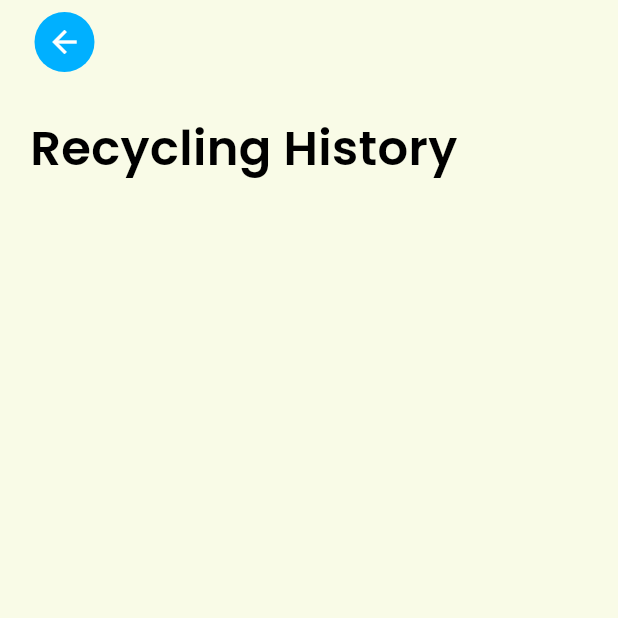
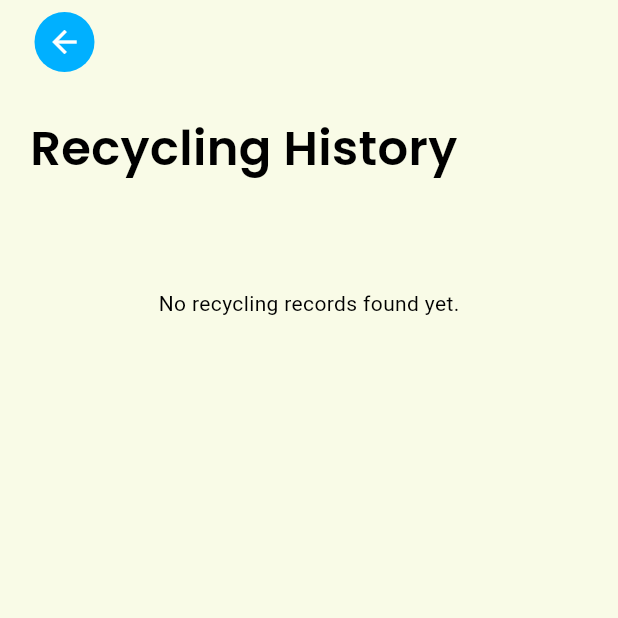
Before and after one commit to calvin050101/Green-Bin-App, a Flutter app: the screen it shows once a user with an empty profile is signed in, item 4 of the bottom bar chosen, after a tap on "Recycling History", on a phone screen of 412 x 824 dp, the top half of it. Run offline on Flutter 3.47's test engine with Material 3 defaults, Android fonts, the phone set to English and light mode, and no system bars; our stand-ins replace cloud_firestore, firebase_auth, firebase_core, flutter_markdown, flutter_riverpod, geolocator and 2 more; missing offline and left inert: flutter_google_maps_webservices; accounts and stored records are empty; generated files the repository leaves out were written again.

Commit message:
Create helper functions for vertical items and horizontal items

```diff
--- a/lib/helper/list_view_functions.dart
+++ b/lib/helper/list_view_functions.dart
@@ -1,12 +1,12 @@
 import 'package:flutter/cupertino.dart';
 
-Widget listItems<T>(
+Widget listVerticalItems<T>(
   List<T> items,
-  Widget? Function(BuildContext, int) itemBuilder,
+  Widget Function(BuildContext, T) itemBuilder,
   String emptyText,
 ) {
   if (items.isEmpty) {
-    Center(
+    return Center(
       child: Padding(
         padding: EdgeInsets.symmetric(vertical: 50.0),
         child: Text(emptyText),
@@ -18,6 +18,27 @@ Widget listItems<T>(
     shrinkWrap: true,
     physics: const NeverScrollableScrollPhysics(),
     itemCount: items.length,
-    itemBuilder: itemBuilder,
+    itemBuilder: (context, index) => itemBuilder(context, items[index]),
   );
 }
+
+Widget listHorizontalItems<T>(
+  List<T> items,
+  Widget Function(BuildContext, T) itemBuilder,
+  String emptyText,
+) {
+  if (items.isEmpty) {
+    return Center(
+      child: Padding(
+        padding: EdgeInsets.symmetric(vertical: 50.0),
+        child: Text(emptyText),
+      ),
+    );
+  }
+
+  return ListView.builder(
+    scrollDirection: Axis.horizontal,
+    itemCount: items.length,
+    itemBuilder: (context, index) => itemBuilder(context, items[index]),
+  );
+}
--- a/lib/pages/guide/article_detail.dart
+++ b/lib/pages/guide/article_detail.dart
@@ -55,10 +55,10 @@ class ArticleDetailPage extends ConsumerWidget {
 
                   const SizedBox(height: 20),
 
-                  listItems(
+                  listVerticalItems(
                     topics!,
-                    (context, index) =>
-                        articleLinkContainer(topics[index], context),
+                    (context, topic) =>
+                        articleLinkContainer(topic, context),
                     'No articles published yet.',
                   ),
                 ],
--- a/lib/pages/guide/guide_main.dart
+++ b/lib/pages/guide/guide_main.dart
@@ -42,10 +42,10 @@ class GuideMainPage extends ConsumerWidget {
                           child: Text('No articles published yet.'),
                         ),
                       )
-                      : listItems(
+                      : listVerticalItems(
                         articles,
-                        (context, index) =>
-                            articleCard(articles[index], context),
+                        (context, article) =>
+                            articleCard(article, context),
                         'No articles published yet.',
                       ),
                 ],
--- a/lib/pages/home_page.dart
+++ b/lib/pages/home_page.dart
@@ -2,6 +2,7 @@ import 'dart:math';
 
 import 'package:flutter/material.dart';
 import 'package:flutter_riverpod/flutter_riverpod.dart';
+import 'package:green_bin/helper/list_view_functions.dart';
 import '../models/user_level_model.dart';
 import '../widgets/cust_container.dart';
 import '../widgets/waste_type_summary_card.dart';
@@ -130,13 +131,11 @@ class HomePage extends ConsumerWidget {
               children: [
                 SizedBox(
                   height: 140,
-                  child: ListView.builder(
-                    scrollDirection: Axis.horizontal,
-                    itemCount: wasteTypeCounts.length,
-                    itemBuilder:
-                        (context, index) => WasteTypeSummaryCard(
-                          summary: wasteTypeCounts[index],
-                        ),
+                  child: listHorizontalItems(
+                    wasteTypeCounts,
+                    (context, wasteTypeCount) =>
+                        WasteTypeSummaryCard(summary: wasteTypeCount),
+                    "No waste records found.",
                   ),
                 ),
                 const SizedBox(height: 30),
@@ -267,10 +266,7 @@ class HomePage extends ConsumerWidget {
     );
   }
 
-  Column funFactContainer(
-    RecyclingSummary summary,
-    BuildContext context,
-  ) {
+  Column funFactContainer(RecyclingSummary summary, BuildContext context) {
     final carbonFootprint = summary.totalCarbonFootprintSaved;
 
     // List of fun facts with an icon
@@ -292,7 +288,7 @@ class HomePage extends ConsumerWidget {
         'icon': Icons.lightbulb,
         'text':
             'Powering a lightbulb for ${(carbonFootprint * 10).toInt()} hours.',
-      }
+      },
     ];
 
     return Column(
@@ -300,16 +296,13 @@ class HomePage extends ConsumerWidget {
       children: [
         SizedBox(
           height: 100,
-          child: ListView.builder(
-            scrollDirection: Axis.horizontal,
-              itemCount: funFacts.length,
-              itemBuilder: (context, index) {
-                final fact = funFacts[index];
-                return FunFactCard(
-                  icon: fact['icon'] as IconData,
-                  text: fact['text'] as String,
-                );
-              }
+          child: listHorizontalItems(
+            funFacts,
+            (context, fact) => FunFactCard(
+              icon: fact['icon'] as IconData,
+              text: fact['text'] as String,
+            ),
+            "No fun facts found.",
           ),
         ),
         const SizedBox(height: 30),
--- a/lib/pages/location/location_page.dart
+++ b/lib/pages/location/location_page.dart
@@ -79,11 +79,11 @@ class _LocationsPageState extends ConsumerState<LocationsPage> {
                   ),
                 ),
 
-                listItems(
+                listVerticalItems(
                   centers,
-                      (context, index) => recyclingCenterCard(centers[index]),
+                  (context, center) => recyclingCenterCard(center),
                   'No recycling centers found nearby. Try adjusting your search radius or location.',
-                )
+                ),
               ],
             ),
           );
--- a/lib/pages/profile/recycling_history.dart
+++ b/lib/pages/profile/recycling_history.dart
@@ -55,9 +55,9 @@ class RecyclingHistoryPage extends ConsumerWidget {
                   ),
                 ),
 
-                listItems(
+                listVerticalItems(
                   records,
-                  (context, index) => recordCard(records[index]),
+                  (context, record) => recordCard(record),
                   'No recycling records found yet.',
                 ),
               ],
```
